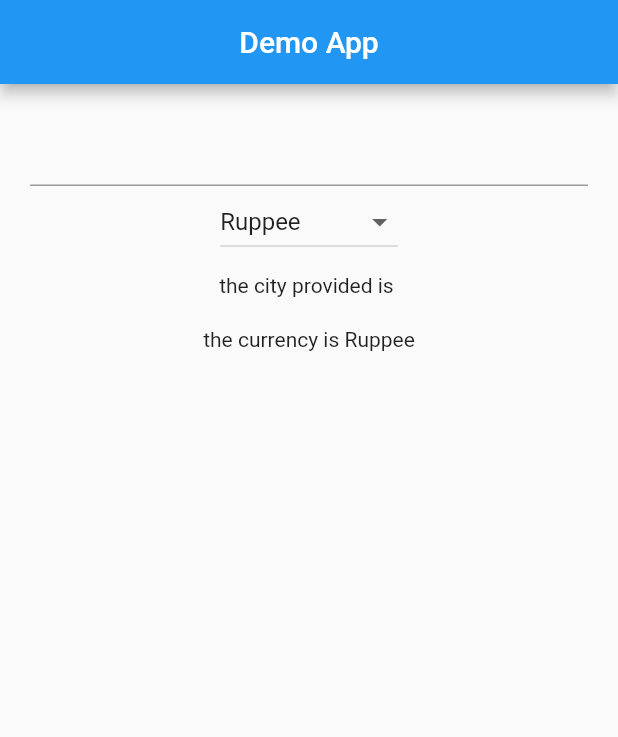
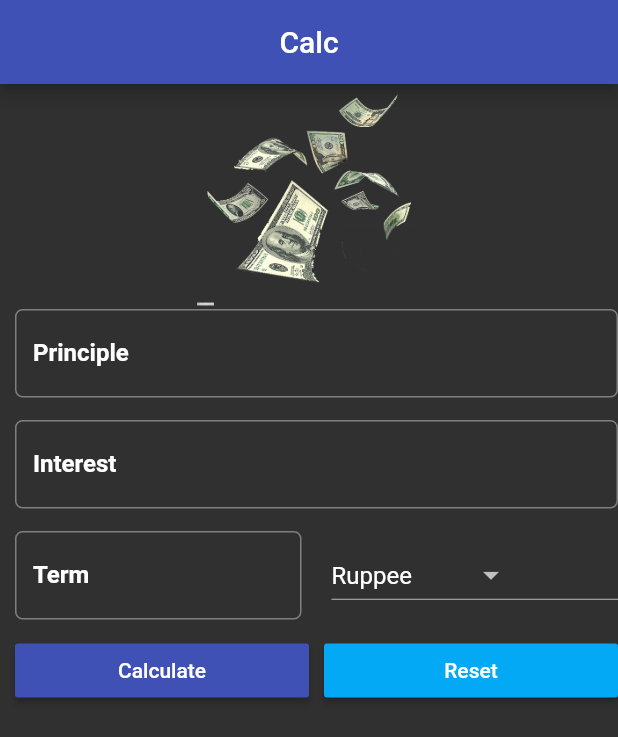
Before and after one commit to m-Arjun/calc, a Flutter app: the screen it shows after launch, on a phone screen of 412 x 824 dp. Shown: the top 737 px of the screen. Run offline on Flutter 3.47's test engine with Material 2 defaults, Android fonts, the phone set to English and light mode, and no system bars.

Commit message:
added image and validation

```diff
--- a/lib/main.dart
+++ b/lib/main.dart
@@ -2,7 +2,12 @@ import 'package:flutter/material.dart';
 
 void main() {
   runApp(MaterialApp(
-    title: "Demo App",
+    title: "Calc",
+    theme: ThemeData(
+      brightness: Brightness.dark,
+      primaryColor: Colors.indigo,
+      accentColor: Colors.white,
+    ),
     home: MyApp(),
   ));
 }
@@ -13,47 +18,183 @@ class MyApp extends StatefulWidget {
 }
 
 class _MyAppState extends State<MyApp> {
-  String city="";
-  var data=['Ruppee','dollars','euros','others','yen','new currency'];
-  String currency = 'Ruppee';
+  String city = "";
+  var currency = [
+    'Ruppee',
+    'dollars',
+    'euros',
+    'others',
+    'yen',
+    'new currency'
+  ];
+  String newcurrency = 'Ruppee';
+  TextStyle tx = TextStyle(color: Colors.white, fontWeight: FontWeight.bold);
+  String result = "";
+
+  TextEditingController princi = TextEditingController();
+  TextEditingController roi = TextEditingController();
+  TextEditingController term = TextEditingController();
+
+  var _key = GlobalKey<FormState>();
+
   @override
   Widget build(BuildContext context) {
     return Scaffold(
       appBar: AppBar(
-        title: Text('Demo App'),
+        title: Text('Calc'),
         centerTitle: true,
       ),
-      body: Container(
-        margin: EdgeInsets.all(20),
-        child: Column(
+      body: Form(
+        key: _key,
+        child: ListView(
           children: <Widget>[
-            TextField(onChanged: (String userInput){
-              setState(() {
-                city=userInput;
-              });
-
-            },
+            Image(
+                image: AssetImage('assets/images/cur.PNG'),
+                height: 150,
+                width: 200),
+            Padding(
+              padding: const EdgeInsets.only(left: 10, bottom: 15),
+              child: TextFormField(
+                style: tx,
+                keyboardType: TextInputType.number,
+                controller: princi,
+                validator: (String value) {
+                  if (value.isEmpty) {
+                    return 'Enter the prinicple vlaue';
+                  }
+                },
+                decoration: InputDecoration(
+                    labelText: 'Principle',
+                    hintText: 'Enter principle eg.12000',
+                    labelStyle: tx,
+                    errorStyle: TextStyle(color: Colors.orange),
+                    border: OutlineInputBorder(
+                        borderRadius: BorderRadius.circular(5))),
+              ),
             ),
-            DropdownButton<String>(
-              items: data.map((e) => DropdownMenuItem(child: Text(e),value: e,)).toList(),
-              onChanged: (String newcurrency){
-                setState(() {
-                  this.currency=newcurrency;
-                });
-              },
-              value: currency,
+            Padding(
+              padding: const EdgeInsets.only(left: 10, bottom: 15),
+              child: TextFormField(
+                style: tx,
+                keyboardType: TextInputType.number,
+                controller: roi,
+                validator: (String value) {
+                  if (value.isEmpty) {
+                    return "Enter the ROI value";
+                  }
+                },
+                decoration: InputDecoration(
+                    labelText: 'Interest',
+                    hintText: 'Enter Interest eg.12',
+                    labelStyle: tx,
+                    border: OutlineInputBorder(
+                        borderRadius: BorderRadius.circular(5))),
               ),
+            ),
             Padding(
-              padding: const EdgeInsets.all(10.0),
-              child: Text('the city provided is $city'),
+              padding: const EdgeInsets.only(left: 10),
+              child: Row(
+                children: <Widget>[
+                  Expanded(
+                    child: TextFormField(
+                      style: tx,
+                      controller: term,
+                      keyboardType: TextInputType.number,
+                      validator: (String value) {
+                        if (value.isEmpty) {
+                          return "Enter the term value";
+                        }
+                      },
+                      decoration: InputDecoration(
+                          labelText: 'Term',
+                          hintText: 'Enter term',
+                          labelStyle: tx,
+                          border: OutlineInputBorder(
+                              borderRadius: BorderRadius.circular(5))),
+                    ),
+                  ),
+                  SizedBox(
+                    width: 20,
+                  ),
+                  Expanded(
+                    child: DropdownButton<String>(
+                      items: currency
+                          .map((e) => DropdownMenuItem(
+                                child: Text(e),
+                                value: e,
+                              ))
+                          .toList(),
+                      onChanged: (String value) {
+                        setState(() {
+                          this.newcurrency = value;
+                        });
+                      },
+                      value: newcurrency,
+                    ),
+                  ),
+                ],
+              ),
+            ),
+            Padding(
+              padding: const EdgeInsets.only(left: 10, bottom: 10, top: 10),
+              child: Row(
+                mainAxisAlignment: MainAxisAlignment.center,
+                children: <Widget>[
+                  Expanded(
+                    child: RaisedButton(
+                      color: Theme.of(context).primaryColor,
+                      onPressed: () {
+                        setState(() {
+                          if (_key.currentState.validate()) {
+                            result = caluclate();
+                          }
+                        });
+                      },
+                      textColor: Theme.of(context).accentColor,
+                      child: Text('Calculate'),
+                    ),
+                  ),
+                  SizedBox(
+                    width: 10,
+                  ),
+                  Expanded(
+                      child: RaisedButton(
+                    onPressed: () {
+                      setState(() {
+                        reset();
+                      });
+                    },
+                    child: Text('Reset'),
+                    color: Colors.lightBlue,
+                  ))
+                ],
+              ),
             ),
             Padding(
               padding: const EdgeInsets.all(10.0),
-              child: Text('the currency is $currency'),
+              child: Text(result),
             )
           ],
         ),
       ),
     );
   }
+
+  String caluclate() {
+    double p = double.parse(princi.text);
+    double r = double.parse(roi.text);
+    double n = double.parse(term.text);
+
+    double si = p + (p * n * r) / 100;
+
+    return "the ttal amount is $si";
+  }
+
+  void reset() {
+    princi.text = "";
+    roi.text = "";
+    term.text = "";
+    newcurrency = currency[0];
+    result = "";
+  }
 }
--- a/pubspec.yaml
+++ b/pubspec.yaml
@@ -45,9 +45,8 @@ flutter:
   uses-material-design: true
 
   # To add assets to your application, add an assets section, like this:
-  # assets:
-  #   - images/a_dot_burr.jpeg
-  #   - images/a_dot_ham.jpeg
+  assets:
+    - assets/images/
 
   # An image asset can refer to one or more resolution-specific "variants", see
   # https://flutter.dev/assets-and-images/#resolution-aware.
```
Also changed, not shown: assets/images/cur.PNG (added).
